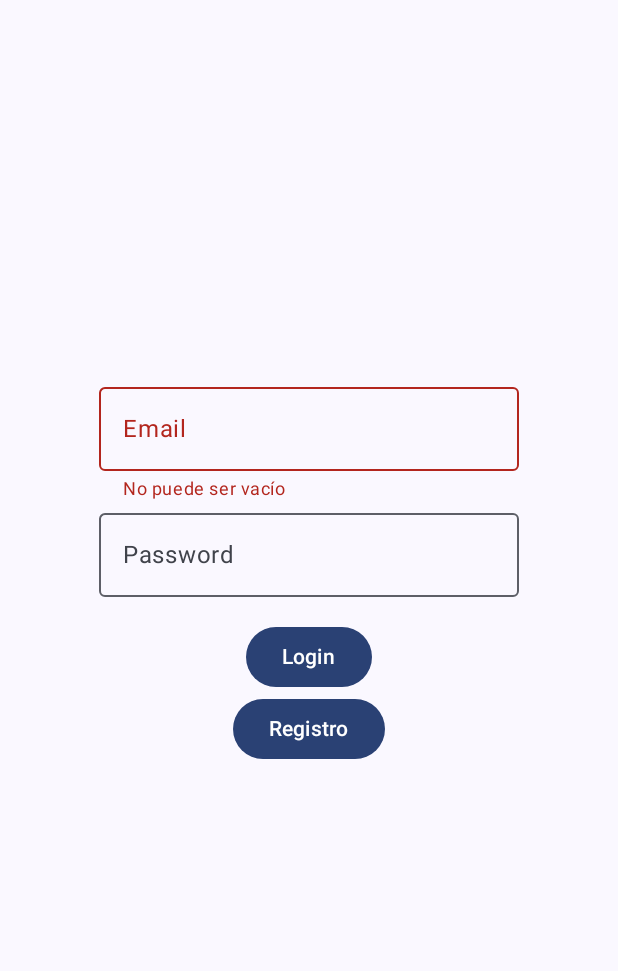
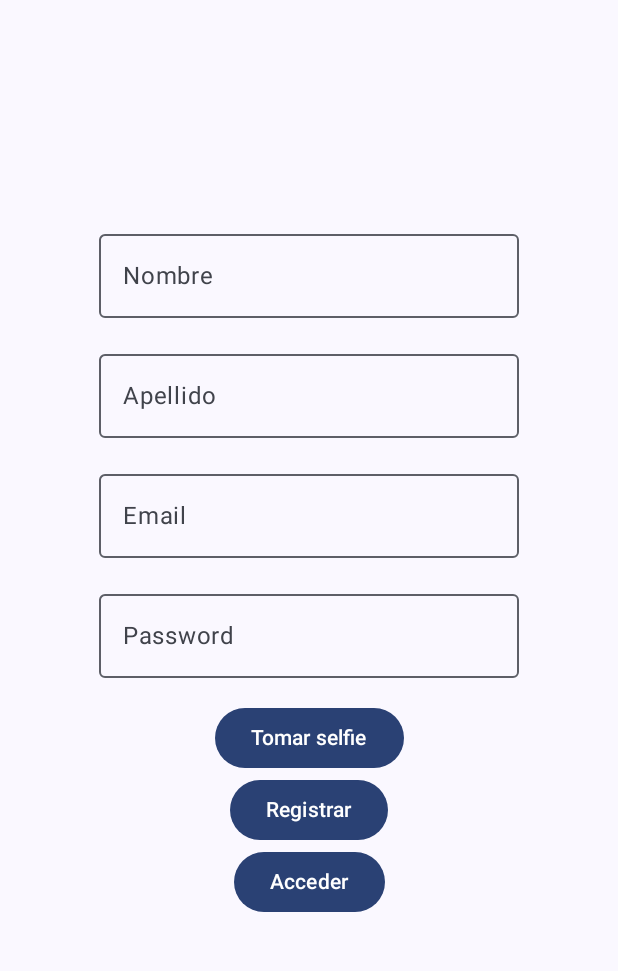
Before and after one commit to newkristian/bancash, an Android app built with Jetpack Compose: the screen it shows after launch (MainActivity), after a tap on "Registro", on a phone screen of 412 x 824 dp, the part 96-1067 px from its top. Run offline under Robolectric (Android 15) with nearby library versions, the phone set to English and light mode, and no system bars; our stand-ins replace Firebase (no records; nobody signed in at launch, a user with empty details on screens opened directly); 1 other tap on this screen came first.

Commit message:
Add Koin for Dependenci Injection and WIP Signup

```diff
--- a/app/build.gradle.kts
+++ b/app/build.gradle.kts
@@ -62,8 +62,10 @@ dependencies {
     implementation(libs.androidx.ui.graphics)
     implementation(libs.androidx.ui.tooling.preview)
     implementation(libs.androidx.material3)
-    implementation(libs.org.koin.android)
-    implementation(libs.org.koin.viewmodel)
+    implementation(platform(libs.koin.bom))
+    implementation(libs.koin.core)
+    implementation(libs.koin.android)
+    implementation(libs.koin.compose)
     //Firebase
     implementation(platform(libs.google.firebase.boom))
     implementation(libs.google.firebase.analytics)
--- a/app/src/main/java/me/kristianconk/bancash/BancashApp.kt
+++ b/app/src/main/java/me/kristianconk/bancash/BancashApp.kt
@@ -2,11 +2,18 @@ package me.kristianconk.bancash
 
 import android.app.Application
 import com.google.firebase.FirebaseApp
+import me.kristianconk.bancash.di.appModule
+import org.koin.android.ext.koin.androidContext
+import org.koin.core.context.startKoin
 
 class BancashApp: Application() {
 
     override fun onCreate() {
         super.onCreate()
         FirebaseApp.initializeApp(this)
+        startKoin {
+            androidContext(this@BancashApp)
+            modules(appModule)
+        }
     }
 }
--- a/app/src/main/java/me/kristianconk/bancash/MainActivity.kt
+++ b/app/src/main/java/me/kristianconk/bancash/MainActivity.kt
@@ -4,24 +4,18 @@ import android.os.Bundle
 import androidx.activity.ComponentActivity
 import androidx.activity.compose.setContent
 import androidx.activity.enableEdgeToEdge
-import androidx.activity.viewModels
-import me.kristianconk.bancash.presentation.features.login.LoginActions
-import me.kristianconk.bancash.presentation.features.login.LoginScreen
-import me.kristianconk.bancash.presentation.features.login.LoginUiState
-import me.kristianconk.bancash.presentation.features.login.LoginViewModel
 import me.kristianconk.bancash.presentation.navigation.BancashNavHos
 import me.kristianconk.bancash.ui.theme.BanCashTheme
+import org.koin.androidx.compose.koinViewModel
 
 class MainActivity : ComponentActivity() {
-
-    private val loginViewModel : LoginViewModel by viewModels { LoginViewModel.Factory }
 
     override fun onCreate(savedInstanceState: Bundle?) {
         super.onCreate(savedInstanceState)
         enableEdgeToEdge()
         setContent {
             BanCashTheme {
-                BancashNavHos(loginViewModel = loginViewModel)
+                BancashNavHos(loginViewModel = koinViewModel(), signupViewModel = koinViewModel())
             }
         }
     }
--- a/app/src/main/java/me/kristianconk/bancash/data/repository/BancashRepositoryImp.kt
+++ b/app/src/main/java/me/kristianconk/bancash/data/repository/BancashRepositoryImp.kt
@@ -38,7 +38,12 @@ class BancashRepositoryImp(
         }
     }
 
-    override suspend fun signUp(): BancashResult<User, DataError.NetworkError> {
+    override suspend fun signUp(
+        email: String,
+        password: String,
+        name: String,
+        lastName: String
+    ): BancashResult<User, DataError.NetworkError> {
         //firebaseAuth.createUserWithEmailAndPassword()
         return BancashResult.Error(DataError.NetworkError.UNKNOWN)
     }
--- /dev/null
+++ b/app/src/main/java/me/kristianconk/bancash/di/AppModule.kt
@@ -0,0 +1,21 @@
+package me.kristianconk.bancash.di
+
+import com.google.firebase.auth.FirebaseAuth
+import me.kristianconk.bancash.data.repository.BancashRepositoryImp
+import me.kristianconk.bancash.domain.repository.BancashRepository
+import me.kristianconk.bancash.domain.usecases.LoginUseCase
+import me.kristianconk.bancash.domain.usecases.SignUpUseCase
+import me.kristianconk.bancash.domain.utils.UserDataValidator
+import me.kristianconk.bancash.presentation.features.login.LoginViewModel
+import me.kristianconk.bancash.presentation.features.signup.SignupViewModel
+import org.koin.androidx.viewmodel.dsl.viewModel
+import org.koin.dsl.module
+
+val appModule = module {
+    single<BancashRepository> { BancashRepositoryImp(FirebaseAuth.getInstance()) }
+    factory { UserDataValidator() }
+    factory { LoginUseCase(get(), get()) }
+    factory { SignUpUseCase(get(), get()) }
+    viewModel { LoginViewModel(get()) }
+    viewModel { SignupViewModel(get()) }
+}
--- a/app/src/main/java/me/kristianconk/bancash/domain/repository/BancashRepository.kt
+++ b/app/src/main/java/me/kristianconk/bancash/domain/repository/BancashRepository.kt
@@ -8,9 +8,17 @@ import me.kristianconk.bancash.domain.model.User
 import me.kristianconk.bancash.domain.model.UserBalance
 
 interface BancashRepository {
-    suspend fun logIn(username: String, password: String): BancashResult<User, DataError.NetworkError>
+    suspend fun logIn(
+        username: String,
+        password: String
+    ): BancashResult<User, DataError.NetworkError>
 
-    suspend fun signUp(): BancashResult<User, DataError.NetworkError>
+    suspend fun signUp(
+        email: String,
+        password: String,
+        name: String,
+        lastName: String
+    ): BancashResult<User, DataError.NetworkError>
 
     suspend fun getBalance(): BancashResult<UserBalance, DataError.NetworkError>
 
--- /dev/null
+++ b/app/src/main/java/me/kristianconk/bancash/domain/usecases/SignUpUseCase.kt
@@ -0,0 +1,14 @@
+package me.kristianconk.bancash.domain.usecases
+
+import android.net.Uri
+import me.kristianconk.bancash.domain.repository.BancashRepository
+import me.kristianconk.bancash.domain.utils.UserDataValidator
+
+class SignUpUseCase(
+    val repository: BancashRepository,
+    val validator: UserDataValidator
+) {
+    suspend fun execute(email: String, password: String, name: String, lastName: String, photoUri: Uri) {
+        //repository.signUp()
+    }
+}
--- a/app/src/main/java/me/kristianconk/bancash/presentation/features/login/LoginViewModel.kt
+++ b/app/src/main/java/me/kristianconk/bancash/presentation/features/login/LoginViewModel.kt
@@ -41,28 +41,4 @@ class LoginViewModel(
             }
         }
     }
-
-    companion object {
-
-        val Factory: ViewModelProvider.Factory = object : ViewModelProvider.Factory {
-            @Suppress("UNCHECKED_CAST")
-            override fun <T : ViewModel> create(
-                modelClass: Class<T>,
-                extras: CreationExtras
-            ): T {
-                // Get the Application object from extras
-                //val application = checkNotNull(extras[APPLICATION_KEY])
-                // Create a SavedStateHandle for this ViewModel from extras
-                //val savedStateHandle = extras.createSavedStateHandle()
-
-                return LoginViewModel(
-                    LoginUseCase(
-                        validator = UserDataValidator(),
-                        repository = BancashRepositoryImp(FirebaseAuth.getInstance())
-                    )
-                ) as T
-            }
-        }
-    }
-
 }
--- /dev/null
+++ b/app/src/main/java/me/kristianconk/bancash/presentation/features/signup/SignupScreen.kt
@@ -0,0 +1,134 @@
+package me.kristianconk.bancash.presentation.features.signup
+
+import androidx.compose.foundation.layout.Box
+import androidx.compose.foundation.layout.Column
+import androidx.compose.foundation.layout.fillMaxSize
+import androidx.compose.foundation.layout.fillMaxWidth
+import androidx.compose.foundation.layout.padding
+import androidx.compose.material3.Button
+import androidx.compose.material3.ExperimentalMaterial3Api
+import androidx.compose.material3.MaterialTheme
+import androidx.compose.material3.OutlinedTextField
+import androidx.compose.material3.Scaffold
+import androidx.compose.material3.Text
+import androidx.compose.material3.TopAppBar
+import androidx.compose.material3.TopAppBarDefaults
+import androidx.compose.runtime.Composable
+import androidx.compose.runtime.getValue
+import androidx.compose.runtime.mutableStateOf
+import androidx.compose.runtime.remember
+import androidx.compose.runtime.setValue
+import androidx.compose.ui.Alignment
+import androidx.compose.ui.Modifier
+import androidx.compose.ui.text.input.PasswordVisualTransformation
+import androidx.compose.ui.text.style.TextAlign
+import androidx.compose.ui.tooling.preview.Preview
+import me.kristianconk.bancash.ui.theme.BanCashTheme
+
+@OptIn(ExperimentalMaterial3Api::class)
+@Composable
+fun SignupScreen(
+    state: SignupUiState,
+    actions: SignupActions,
+    modifier: Modifier = Modifier
+) {
+    Scaffold(
+        modifier = modifier.fillMaxSize(),
+        topBar = {
+            TopAppBar(
+                title = {
+                    Text(
+                        text = "Bancash",
+                        modifier = Modifier.fillMaxWidth(),
+                        textAlign = TextAlign.Center
+                    )
+                },
+                colors = TopAppBarDefaults.topAppBarColors(
+                    containerColor = MaterialTheme.colorScheme.primaryContainer,
+                    titleContentColor = MaterialTheme.colorScheme.onPrimary
+                )
+            )
+        },
+    ) { paddVals ->
+        var name by remember {
+            mutableStateOf("")
+        }
+        var lastName by remember {
+            mutableStateOf("")
+        }
+        var email by remember {
+            mutableStateOf("")
+        }
+        var password by remember {
+            mutableStateOf("")
+        }
+        Box(
+            modifier = Modifier
+                .padding(paddVals)
+                .fillMaxSize(),
+            contentAlignment = Alignment.Center
+        ) {
+            Column(horizontalAlignment = Alignment.CenterHorizontally) {
+                OutlinedTextField(value = name, onValueChange = {
+                    name = it
+                    actions.onNameChange(it)
+                }, label = { Text(text = "Nombre")},
+                    isError = state.nameError != null,
+                    supportingText = {
+                        state.nameError?.let {
+                            Text(text = it, color = MaterialTheme.colorScheme.error)
+                        }
+                    })
+                OutlinedTextField(value = lastName, onValueChange = {
+                    lastName = it
+                    actions.onLastNameChange(it)
+                }, label = { Text(text = "Apellido")},
+                    isError = state.lastnameError != null,
+                    supportingText = {
+                        state.lastnameError?.let {
+                            Text(text = it, color = MaterialTheme.colorScheme.error)
+                        }
+                    })
+                OutlinedTextField(value = email, onValueChange = {
+                    email = it
+                    actions.onEmailChange(it)
+                }, label = { Text(text = "Email") },
+                    isError = state.emailError != null,
+                    supportingText = {
+                        state.emailError?.let {
+                            Text(text = it, color = MaterialTheme.colorScheme.error)
+                        }
+                    })
+                OutlinedTextField(value = password, onValueChange = {
+                    password = it
+                    actions.onPasswordChange(it)
+                }, label = { Text(text = "Password") },
+                    isError = state.passwordError != null,
+                    supportingText = {
+                        state.passwordError?.let {
+                            Text(text = it, color = MaterialTheme.colorScheme.error)
+                        }
+                    },
+                    visualTransformation = PasswordVisualTransformation()
+                )
+                Button(onClick = {}) {
+                    Text(text = "Tomar selfie")
+                }
+                Button(onClick = actions.onSignupClick) {
+                    Text(text = "Registrar")
+                }
+                Button(onClick = actions.onLoginClick) {
+                    Text(text = "Acceder")
+                }
+            }
+        }
+    }
+}
+
+@Preview
+@Composable
+fun SignupScreenPreview(modifier: Modifier = Modifier) {
+    BanCashTheme {
+        SignupScreen(state = SignupUiState(), actions = SignupActions())
+    }
+}
--- /dev/null
+++ b/app/src/main/java/me/kristianconk/bancash/presentation/features/signup/SignupUiState.kt
@@ -0,0 +1,18 @@
+package me.kristianconk.bancash.presentation.features.signup
+
+data class SignupUiState(
+    val emailError: String? = null,
+    val passwordError: String? = null,
+    val nameError: String? = null,
+    val lastnameError: String? = null
+)
+
+data class SignupActions(
+    val onEmailChange: (String) -> Unit = {},
+    val onPasswordChange: (String) -> Unit = {},
+    val onNameChange: (String) -> Unit = {},
+    val onLastNameChange: (String) -> Unit = {},
+    val onPhotoClick: () -> Unit = {},
+    val onSignupClick: () -> Unit = {},
+    val onLoginClick: () -> Unit = {}
+)
--- /dev/null
+++ b/app/src/main/java/me/kristianconk/bancash/presentation/features/signup/SignupViewModel.kt
@@ -0,0 +1,16 @@
+package me.kristianconk.bancash.presentation.features.signup
+
+import androidx.lifecycle.ViewModel
+import kotlinx.coroutines.flow.MutableStateFlow
+import kotlinx.coroutines.flow.asStateFlow
+import me.kristianconk.bancash.domain.usecases.SignUpUseCase
+
+class SignupViewModel(
+    val useCase: SignUpUseCase
+): ViewModel() {
+
+    private val  _uiSate = MutableStateFlow(SignupUiState())
+    val uiState = _uiSate.asStateFlow()
+
+
+}
--- a/app/src/main/java/me/kristianconk/bancash/presentation/navigation/BanchashNavHost.kt
+++ b/app/src/main/java/me/kristianconk/bancash/presentation/navigation/BanchashNavHost.kt
@@ -3,6 +3,8 @@ package me.kristianconk.bancash.presentation.navigation
 import androidx.compose.runtime.Composable
 import androidx.compose.runtime.collectAsState
 import androidx.compose.ui.Modifier
+import androidx.navigation.NavOptions
+import androidx.navigation.NavOptionsBuilder
 import androidx.navigation.compose.NavHost
 import androidx.navigation.compose.composable
 import androidx.navigation.compose.rememberNavController
@@ -10,10 +12,17 @@ import me.kristianconk.bancash.presentation.features.login.LoginActions
 import me.kristianconk.bancash.presentation.features.login.LoginScreen
 import me.kristianconk.bancash.presentation.features.login.LoginUiState
 import me.kristianconk.bancash.presentation.features.login.LoginViewModel
+import me.kristianconk.bancash.presentation.features.signup.SignupActions
+import me.kristianconk.bancash.presentation.features.signup.SignupScreen
+import me.kristianconk.bancash.presentation.features.signup.SignupViewModel
 
 @Composable
-fun BancashNavHos(modifier: Modifier = Modifier, loginViewModel: LoginViewModel) {
-    NavHost(navController = rememberNavController(), startDestination = "login") {
+fun BancashNavHos(
+    loginViewModel: LoginViewModel,
+    signupViewModel: SignupViewModel
+) {
+    val navController = rememberNavController()
+    NavHost(navController = navController, startDestination = "login") {
         composable(route = "login") {
             val loginState = loginViewModel.uiState.collectAsState().value
             LoginScreen(
@@ -21,9 +30,26 @@ fun BancashNavHos(modifier: Modifier = Modifier, loginViewModel: LoginViewModel)
                 actions = LoginActions(
                     onEmailChange = loginViewModel::onUserChanges,
                     onPasswordChange = loginViewModel::onPassChanges,
-                    onLoginClick = loginViewModel::onLoginClick
+                    onLoginClick = loginViewModel::onLoginClick,
+                    onRegisterClick = {
+                        navController.navigate(route = "register", navOptions = NavOptions.Builder().apply { setLaunchSingleTop(true) }.build())
+                    }
                 )
             )
         }
+        composable(route = "register") {
+            val signupState = signupViewModel.uiState.collectAsState().value
+            SignupScreen(state = signupState, actions = SignupActions(
+                onLoginClick = {
+                    navController.navigate(route = "login", navOptions = NavOptions.Builder().apply { setLaunchSingleTop(true) }.build())
+                }
+            ))
+        }
+        composable(route = "home") {
+
+        }
+        composable(route = "movement-detail") {
+
+        }
     }
 }
```
Also changed, not shown: gradle/libs.versions.toml (+6 -3 lines).
